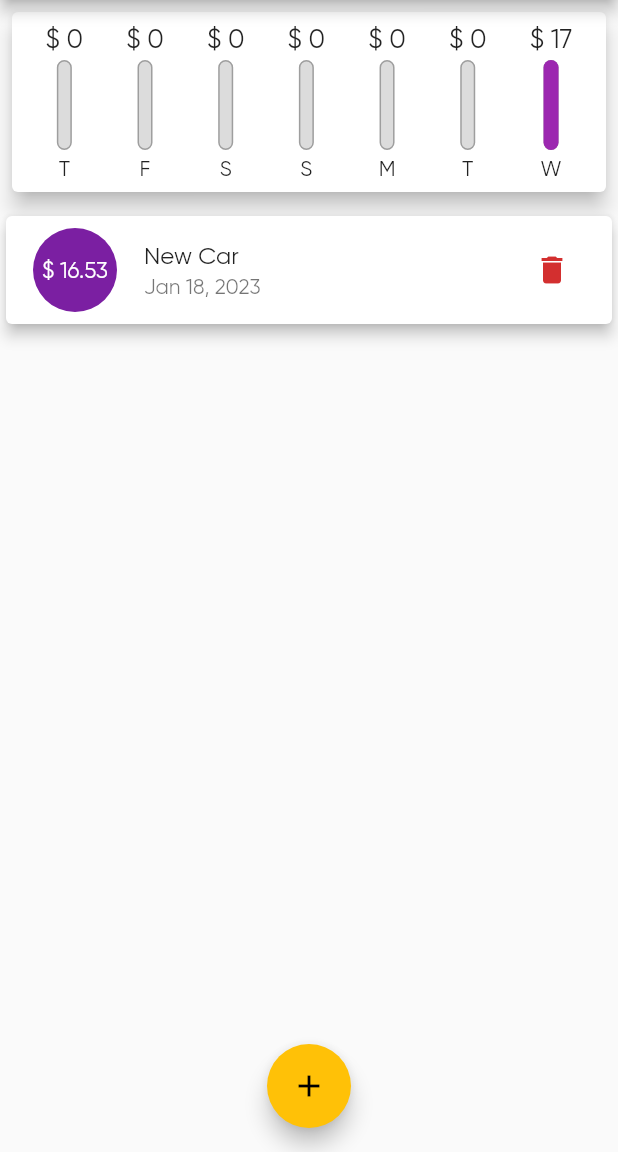
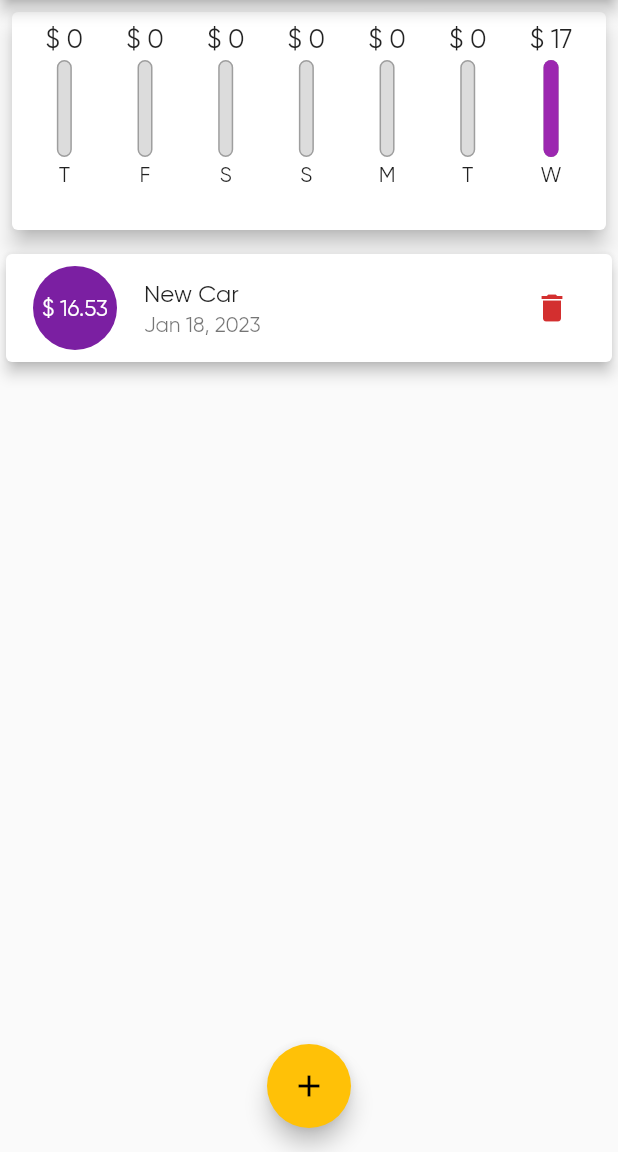
Before and after one commit to Montalmo/spend_money, a Flutter app: the screen it shows after launch, after a tap on the "delete" icon, on a phone screen of 412 x 824 dp, the part 84-1236 px from its top. Run offline on Flutter 3.47's test engine with Material 2 defaults, Android fonts, the phone set to English and light mode, and no system bars.

Commit message:
18012301

```diff
--- a/lib/main.dart
+++ b/lib/main.dart
@@ -1,10 +1,14 @@
 import 'package:flutter/material.dart';
+import 'package:flutter/services.dart';
 import './widgets/chart.dart';
 import './models/transaction.dart';
 import './widgets/new_transaction.dart';
 import './widgets/transaction_list.dart';
 
-void main(List<String> args) {
+void main(List<String> args) async {
+  WidgetsFlutterBinding.ensureInitialized();
+  await SystemChrome.setPreferredOrientations(
+      [DeviceOrientation.portraitUp, DeviceOrientation.portraitDown]);
   runApp(const SpendMoneyApp());
 }
 
@@ -108,8 +112,7 @@ class _MyHomePageState extends State<MyHomePage> {
 
   @override
   Widget build(BuildContext context) {
-    return Scaffold(
-      appBar: AppBar(
+    final appBar = AppBar(
       title: const Text('Flutter App'),
       actions: [
         IconButton(
@@ -117,15 +120,29 @@ class _MyHomePageState extends State<MyHomePage> {
           icon: const Icon(Icons.add),
         ),
       ],
-      ),
+    );
+
+    return Scaffold(
+      appBar: appBar,
       body: SingleChildScrollView(
         child: Column(
           crossAxisAlignment: CrossAxisAlignment.stretch,
           children: <Widget>[
-            Chart(recentTransactions: _recentTransactions),
-            TransactionList(
+            Container(
+                height: (MediaQuery.of(context).size.height -
+                        appBar.preferredSize.height -
+                        MediaQuery.of(context).padding.top) *
+                    .21,
+                child: Chart(recentTransactions: _recentTransactions)),
+            Container(
+              height: (MediaQuery.of(context).size.height -
+                      appBar.preferredSize.height -
+                      MediaQuery.of(context).padding.top) *
+                  .79,
+              child: TransactionList(
                 transactions: _userTransaction,
                 deleteTransaction: _deleteTransction,
+              ),
             ),
           ],
         ),
--- a/lib/widgets/chart_bar.dart
+++ b/lib/widgets/chart_bar.dart
@@ -14,7 +14,10 @@ class ChartBar extends StatelessWidget {
 
   @override
   Widget build(BuildContext context) {
-    return Column(children: [
+    return LayoutBuilder(
+      builder: (context, constraints) {
+        return Column(
+          children: [
             SizedBox(
               height: 20.0,
               child: FittedBox(
@@ -23,7 +26,7 @@ class ChartBar extends StatelessWidget {
             ),
             const SizedBox(height: 4.0),
             SizedBox(
-        height: 60.0,
+              height: constraints.maxHeight * .5,
               width: 10,
               child: Stack(
                 children: [
@@ -48,6 +51,9 @@ class ChartBar extends StatelessWidget {
             ),
             const SizedBox(height: 4.0),
             Text(lable),
-    ]);
+          ],
+        );
+      },
+    );
   }
 }
--- a/lib/widgets/transaction_list.dart
+++ b/lib/widgets/transaction_list.dart
@@ -12,9 +12,7 @@ class TransactionList extends StatelessWidget {
 
   @override
   Widget build(BuildContext context) {
-    return Container(
-      height: 400,
-      child: transactions.isEmpty
+    return transactions.isEmpty
         ? Column(
             children: [
               const Text('No transactions'),
@@ -56,8 +54,7 @@ class TransactionList extends StatelessWidget {
                   trailing: IconButton(
                     icon: const Icon(Icons.delete),
                     color: Theme.of(context).colorScheme.error,
-                      onPressed: () =>
-                          deleteTransaction(transactions[index].id),
+                    onPressed: () => deleteTransaction(transactions[index].id),
                   ),
                 ),
               );
@@ -107,7 +104,6 @@ class TransactionList extends StatelessWidget {
               //   ),
               // );
             },
-            ),
           );
   }
 }
```
Lines whose indentation alone changed are shown as unchanged.
